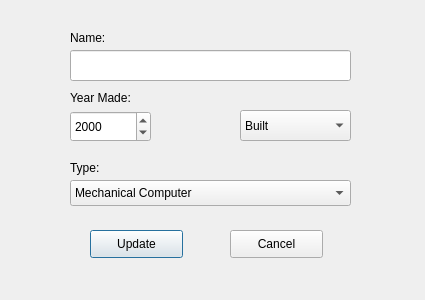
Old version of the form updatecomputer.ui in the repository marthagb/VLN1-Skil-3.
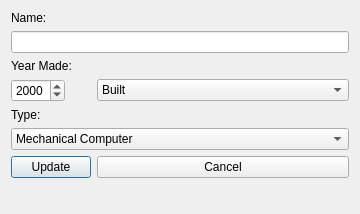
New version of the form.

Diff of the .ui file:
```diff
--- a/updatecomputer.ui
+++ b/updatecomputer.ui
@@ -6,109 +6,33 @@
    <rect>
     <x>0</x>
     <y>0</y>
-    <width>425</width>
-    <height>300</height>
+    <width>360</width>
+    <height>214</height>
    </rect>
   </property>
   <property name="windowTitle">
    <string>Update Computer</string>
   </property>
-  <widget class="QPushButton" name="updateComputerButton">
-   <property name="geometry">
-    <rect>
-     <x>90</x>
-     <y>230</y>
-     <width>93</width>
-     <height>28</height>
-    </rect>
-   </property>
-   <property name="text">
-    <string>Update</string>
-   </property>
-  </widget>
-  <widget class="QLineEdit" name="updateComputerNameLineEdit">
-   <property name="geometry">
-    <rect>
-     <x>70</x>
-     <y>50</y>
-     <width>281</width>
-     <height>31</height>
-    </rect>
-   </property>
-  </widget>
-  <widget class="QLabel" name="computerTypeLabel">
-   <property name="geometry">
-    <rect>
-     <x>70</x>
-     <y>160</y>
-     <width>61</width>
-     <height>16</height>
-    </rect>
-   </property>
-   <property name="text">
-    <string>Type:</string>
-   </property>
-  </widget>
-  <widget class="QComboBox" name="updateComputerTypeComboBox">
-   <property name="geometry">
-    <rect>
-     <x>70</x>
-     <y>180</y>
-     <width>281</width>
-     <height>26</height>
-    </rect>
-   </property>
-   <item>
-    <property name="text">
-     <string>Mechanical Computer</string>
-    </property>
-   </item>
-   <item>
-    <property name="text">
-     <string>Electronic Computer</string>
-    </property>
-   </item>
-   <item>
-    <property name="text">
-     <string>Transistors Machinery</string>
-    </property>
-   </item>
-  </widget>
-  <widget class="QPushButton" name="cancelAddComputerButton">
-   <property name="geometry">
-    <rect>
-     <x>230</x>
-     <y>230</y>
-     <width>93</width>
-     <height>28</height>
-    </rect>
-   </property>
-   <property name="text">
-    <string>Cancel</string>
-   </property>
-  </widget>
+  <layout class="QFormLayout" name="formLayout">
+   <item row="0" column="0">
   <widget class="QLabel" name="computerNameLabel">
-   <property name="geometry">
-    <rect>
-     <x>70</x>
-     <y>30</y>
-     <width>55</width>
-     <height>16</height>
-    </rect>
-   </property>
    <property name="text">
     <string>Name:</string>
    </property>
   </widget>
+   </item>
+   <item row="1" column="0" colspan="2">
+    <widget class="QLineEdit" name="updateComputerNameLineEdit"/>
+   </item>
+   <item row="2" column="0">
+    <widget class="QLabel" name="computerYearLabel">
+     <property name="text">
+      <string>Year Made:</string>
+     </property>
+    </widget>
+   </item>
+   <item row="3" column="0">
   <widget class="QDateEdit" name="updateYearMadeEdit">
-   <property name="geometry">
-    <rect>
-     <x>70</x>
-     <y>111</y>
-     <width>81</width>
-     <height>31</height>
-    </rect>
-   </property>
    <property name="font">
     <font>
      <pointsize>9</pointsize>
@@ -125,15 +49,9 @@
     <string>yyyy</string>
    </property>
   </widget>
+   </item>
+   <item row="3" column="1">
   <widget class="QComboBox" name="updateComputerBuiltComboBox">
-   <property name="geometry">
-    <rect>
-     <x>240</x>
-     <y>110</y>
-     <width>111</width>
-     <height>31</height>
-    </rect>
-   </property>
    <item>
     <property name="text">
      <string>Built</string>
@@ -145,19 +63,48 @@
     </property>
    </item>
   </widget>
-  <widget class="QLabel" name="computerYearLabel">
-   <property name="geometry">
-    <rect>
-     <x>70</x>
-     <y>90</y>
-     <width>71</width>
-     <height>16</height>
-    </rect>
-   </property>
+   </item>
+   <item row="4" column="0">
+    <widget class="QLabel" name="computerTypeLabel">
+     <property name="text">
+      <string>Type:</string>
+     </property>
+    </widget>
+   </item>
+   <item row="5" column="0" colspan="2">
+    <widget class="QComboBox" name="updateComputerTypeComboBox">
+     <item>
    <property name="text">
-    <string>Year Made:</string>
-   </property>
-  </widget>
+       <string>Mechanical Computer</string>
+      </property>
+     </item>
+     <item>
+      <property name="text">
+       <string>Electronic Computer</string>
+      </property>
+     </item>
+     <item>
+      <property name="text">
+       <string>Transistors Machinery</string>
+      </property>
+     </item>
+    </widget>
+   </item>
+   <item row="6" column="0">
+    <widget class="QPushButton" name="updateComputerButton">
+     <property name="text">
+      <string>Update</string>
+     </property>
+    </widget>
+   </item>
+   <item row="6" column="1">
+    <widget class="QPushButton" name="cancelAddComputerButton">
+     <property name="text">
+      <string>Cancel</string>
+     </property>
+    </widget>
+   </item>
+  </layout>
  </widget>
  <tabstops>
   <tabstop>updateComputerNameLineEdit</tabstop>
```
Lines whose indentation alone changed are shown as unchanged.
